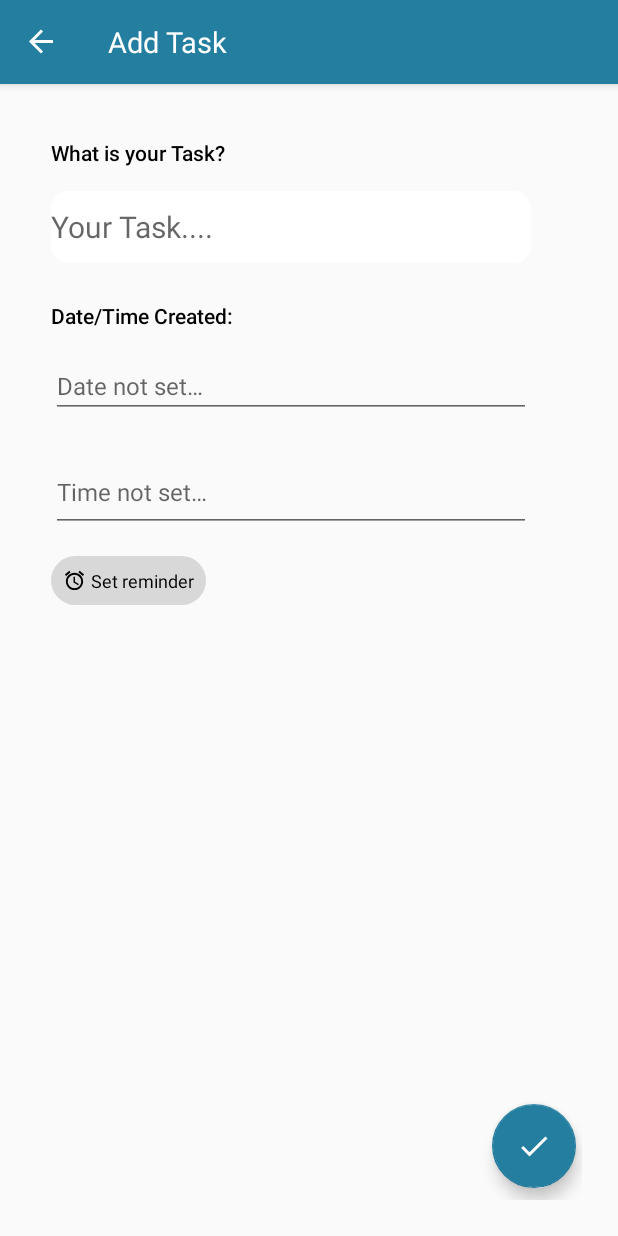
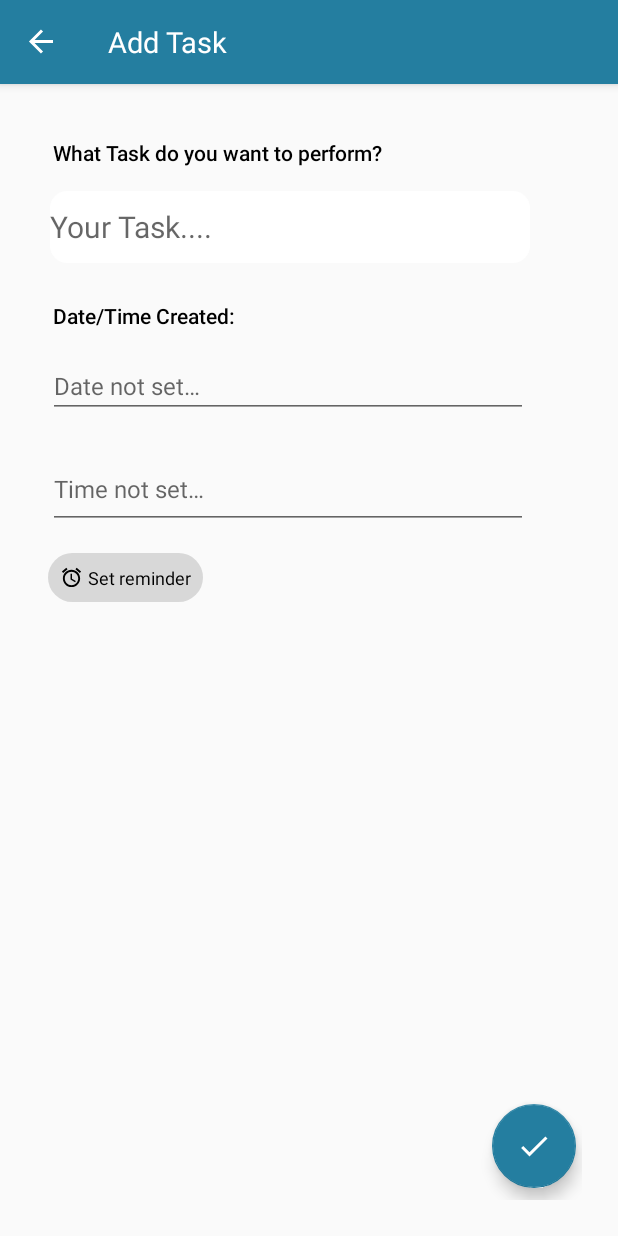
Before and after one commit to daniel-iroka/Todo-List, an Android app: the AddFragment screen opened through its navigation route, on a phone screen of 412 x 824 dp. Run offline under Robolectric (Android 15) with nearby library versions, the light colour scheme and no system bars; our stand-ins replace Room's generated code, navigation-ui.

Commit message:
We did some small design readjustments and Improvements.

```diff
--- a/app/src/main/java/com/bignerdranch/android/to_dolist/fragments/add/AddFragment.kt
+++ b/app/src/main/java/com/bignerdranch/android/to_dolist/fragments/add/AddFragment.kt
@@ -1,12 +1,7 @@
 package com.bignerdranch.android.to_dolist.fragments.add
 
-import android.graphics.Color
 import android.os.Bundle
-import android.text.SpannableString
-import android.text.TextPaint
 import android.text.TextUtils
-import android.text.method.LinkMovementMethod
-import android.text.style.ClickableSpan
 import androidx.fragment.app.Fragment
 import android.view.LayoutInflater
 import android.view.View
@@ -36,7 +31,8 @@ class AddFragment : Fragment() {
     private val binding get() = _binding!!
     private lateinit var todo : Todo
 
-    // TODO - WHEN I COME BACK, I WILL CONTINUE REDESIGNING THIS APP
+    // TODO - WHEN I COME BACK, I WILL ALSO CHECK IF TO SEE IF THERE IS A WAY I CAN CLEAR THE RESULT OF AN EDITTEXT AND IF IT WORKS THEN I'LL MOVE ON TO THE REMINDER IMPLEMENTATION
+
 
     override fun onCreate(savedInstanceState: Bundle?) {
         super.onCreate(savedInstanceState)
@@ -103,26 +99,7 @@ class AddFragment : Fragment() {
         binding.edTime.text = timeLocales.format(todo.time)
     }
 
-    // our reminders Text span
-    /**private fun remindersTextSpan() {
-        val spannableString = SpannableString("Notifications")
-
-        val clickableSpan = object : ClickableSpan() {
-            override fun onClick(widget: View) {
-                Toast.makeText(context, "Set Reminders!", Toast.LENGTH_LONG).show()
-            }
-
-            override fun updateDrawState(ds: TextPaint) {
-                super.updateDrawState(ds)
-
-                ds.color = Color.BLUE
-            }
-        }
-        spannableString.setSpan(clickableSpan, 0, 13, SpannableString.SPAN_INCLUSIVE_EXCLUSIVE)
-
-        binding.tvReminders.text = spannableString
-        binding.tvReminders.movementMethod = LinkMovementMethod.getInstance()
-    } **/
+    // TODO - THIS IS A LATER TIME TODO BUT I MAY EXPERIMENT WITH "GONE" INSTEAD OF INVISIBLE TO SHOW THE SET ALARM FOR EACH TASK IN THE RECYCLERVIEW
 
 
     // This function's job will be to insert Tasks in our database
--- a/app/src/main/res/layout/fragment_add.xml
+++ b/app/src/main/res/layout/fragment_add.xml
@@ -11,7 +11,7 @@
         android:id="@+id/textView"
         android:layout_width="wrap_content"
         android:layout_height="wrap_content"
-        android:layout_marginStart="10dp"
+        android:layout_marginStart="11dp"
         android:layout_marginTop="12dp"
         android:fontFamily="sans-serif-light"
         android:text="@string/tv_what_is_your_task"
@@ -24,7 +24,7 @@
         android:id="@+id/edTaskTitle"
         android:layout_width="320dp"
         android:layout_height="wrap_content"
-        android:layout_marginStart="10dp"
+        android:layout_marginStart="9dp"
         android:layout_marginTop="16dp"
         android:background="@drawable/custom_edit_text"
         android:ems="10"
@@ -41,7 +41,7 @@
         android:id="@+id/textView2"
         android:layout_width="wrap_content"
         android:layout_height="wrap_content"
-        android:layout_marginStart="10dp"
+        android:layout_marginStart="11dp"
         android:layout_marginTop="25dp"
         android:fontFamily="sans-serif-light"
         android:text="@string/tv_due_date_time"
@@ -54,7 +54,7 @@
         android:id="@+id/edDate"
         android:layout_width="320dp"
         android:layout_height="wrap_content"
-        android:layout_marginStart="10dp"
+        android:layout_marginStart="8dp"
         android:layout_marginTop="16dp"
         android:background="?attr/editTextBackground"
         android:ems="10"
@@ -73,8 +73,8 @@
         android:id="@+id/edTime"
         android:layout_width="320dp"
         android:layout_height="wrap_content"
-        android:layout_marginStart="10dp"
-        android:layout_marginTop="28dp"
+        android:layout_marginStart="8dp"
+        android:layout_marginTop="26dp"
         android:background="?attr/editTextBackground"
         android:ems="10"
         android:focusable="true"
@@ -107,7 +107,7 @@
         android:id="@+id/button"
         android:layout_width="wrap_content"
         android:layout_height="wrap_content"
-        android:layout_marginStart="10dp"
+        android:layout_marginStart="8dp"
         android:layout_marginTop="16dp"
         android:background="@drawable/custom_reminder"
         android:drawablePadding="3dp"
--- a/app/src/main/res/values/strings.xml
+++ b/app/src/main/res/values/strings.xml
@@ -1,7 +1,7 @@
 <resources>
     <string name="app_name">To-Do List</string>
     <string name="hello_blank_fragment">Hello blank fragment</string>
-    <string name="tv_what_is_your_task">What is your Task?</string>
+    <string name="tv_what_is_your_task">What Task do you want to perform?</string>
     <string name="ed_your_task">Your Task....</string>
     <string name="tv_due_date_time">Date/Time Created:</string>
     <string name="ed_date_not_set">Date not set…</string>
```
Also changed, not shown: app/src/main/res/layout/custom_row.xml (+8 -9 lines).
